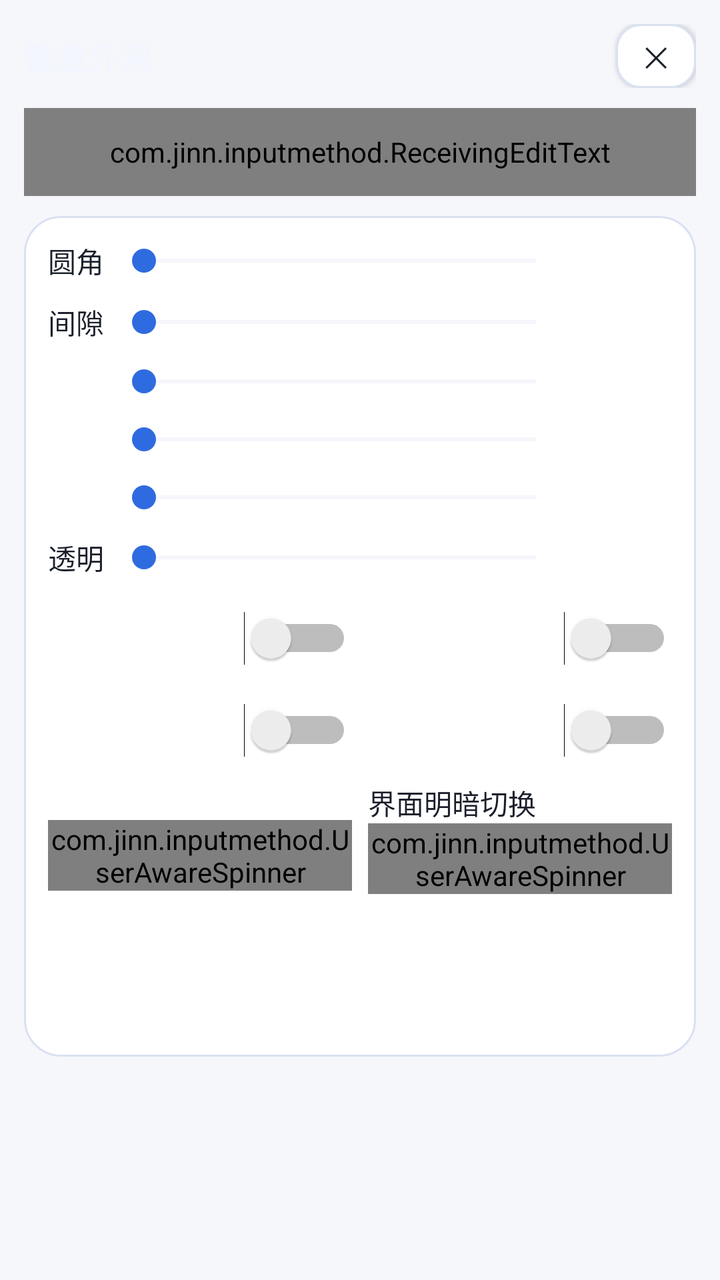
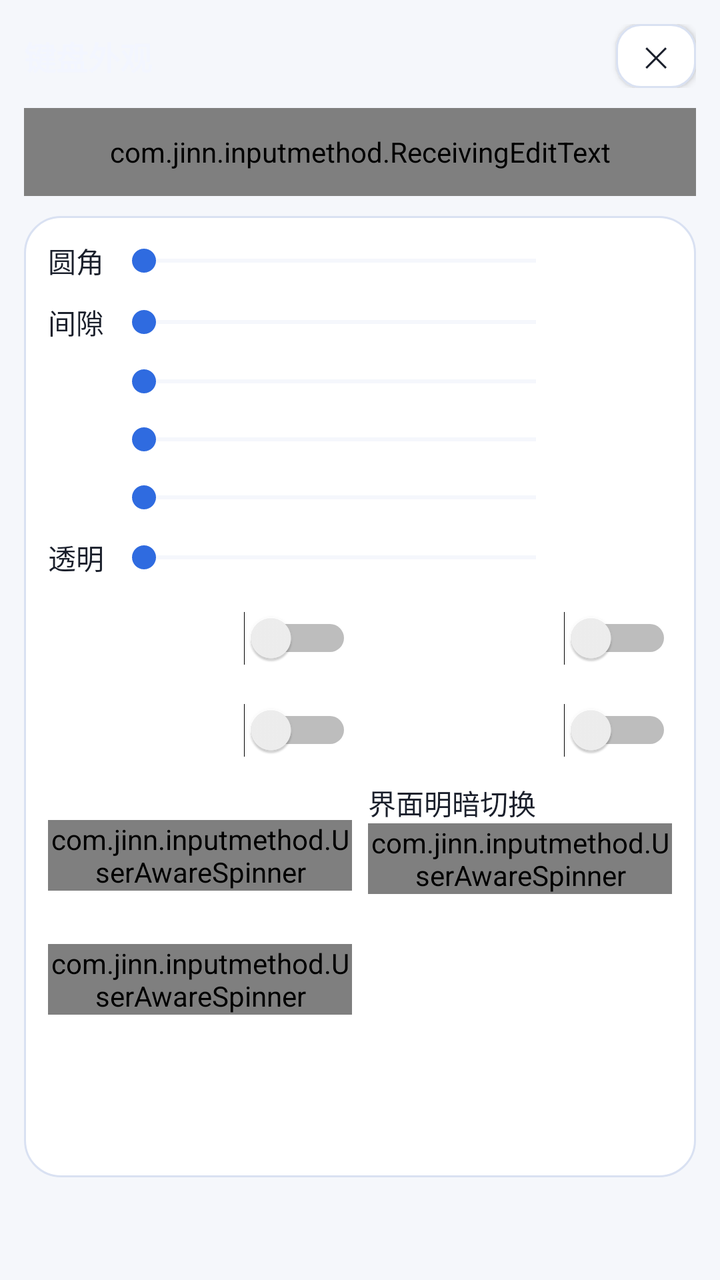

Compare the two renders of this Android layout. The source of the first and the diff that turns it into the second are given below.
<!-- AndroidManifest.xml: application theme AppTheme -->
<!-- res/layout/activity_key_appearance.xml -->
<?xml version="1.0" encoding="utf-8"?>
<ScrollView xmlns:android="http://schemas.android.com/apk/res/android"
    android:layout_width="match_parent"
    android:layout_height="match_parent"
    android:fitsSystemWindows="true"
    android:overScrollMode="never">

    <LinearLayout
        android:layout_width="match_parent"
        android:layout_height="wrap_content"
        android:orientation="vertical"
        android:padding="12dp">

        <LinearLayout
            android:layout_width="match_parent"
            android:layout_height="wrap_content"
            android:gravity="center_vertical"
            android:orientation="horizontal">

            <TextView
                android:id="@+id/text_key_appearance_title"
                android:layout_width="0dp"
                android:layout_height="wrap_content"
                android:layout_weight="1"
                android:text="@string/key_appearance_title"
                android:textColor="@color/key_appearance_fg"
                android:textSize="16sp"
                android:textStyle="bold" />

            <Button
                style="@style/SettingsButton"
                android:id="@+id/btn_key_appearance_close"
                android:layout_width="40dp"
                android:layout_height="32dp"
                android:minWidth="0dp"
                android:paddingStart="0dp"
                android:paddingEnd="0dp"
                android:text="@string/symbol_order_close"
                android:textSize="14sp" />
        </LinearLayout>

        
        <com.jinn.inputmethod.ReceivingEditText
            android:layout_width="match_parent"
            android:layout_height="44dp"
            android:layout_marginTop="10dp"
            android:layout_marginBottom="10dp"
            android:background="@drawable/field_aurora"
            android:hint="@string/settings_ime_test_hint"
            android:importantForAutofill="no"
            android:imeOptions="actionDone"
            android:inputType="text"
            android:maxLines="1"
            android:paddingStart="12dp"
            android:paddingEnd="12dp"
            android:textColor="@color/text_primary"
            android:textColorHint="@color/text_secondary"
            android:textSize="14sp" />

        <LinearLayout
            android:layout_width="match_parent"
            android:layout_height="wrap_content"
            android:background="@drawable/card_aurora"
            android:orientation="vertical"
            android:padding="12dp">

            
            <LinearLayout
                android:layout_width="match_parent"
                android:layout_height="wrap_content"
                android:gravity="center_vertical"
                android:orientation="horizontal">

                <TextView
                    android:id="@+id/label_key_corner"
                    android:layout_width="wrap_content"
                    android:layout_height="wrap_content"
                    android:minWidth="32dp"
                    android:text="@string/key_corner_title"
                    android:textColor="@color/text_primary"
                    android:textSize="14sp" />

                <SeekBar
                    android:id="@+id/seek_key_corner"
                    android:layout_width="0dp"
                    android:layout_height="wrap_content"
                    android:layout_marginStart="0dp"
                    android:layout_weight="1"
                    android:progressBackgroundTint="@color/card_stroke"
                    android:progressTint="@color/accent"
                    android:thumbTint="@color/accent" />

                <TextView
                    android:id="@+id/text_key_corner"
                    android:layout_width="wrap_content"
                    android:layout_height="wrap_content"
                    android:gravity="end"
                    android:minWidth="52dp"
                    android:textColor="@color/accent"
                    android:textSize="13sp" />
            </LinearLayout>

            
            <LinearLayout
                android:layout_width="match_parent"
                android:layout_height="wrap_content"
                android:layout_marginTop="10dp"
                android:gravity="center_vertical"
                android:orientation="horizontal">

                <TextView
                    android:id="@+id/label_key_gap"
                    android:layout_width="wrap_content"
                    android:layout_height="wrap_content"
                    android:minWidth="32dp"
                    android:text="@string/key_gap_title"
                    android:textColor="@color/text_primary"
                    android:textSize="14sp" />

                <SeekBar
                    android:id="@+id/seek_key_gap"
                    android:layout_width="0dp"
                    android:layout_height="wrap_content"
                    android:layout_marginStart="0dp"
                    android:layout_weight="1"
                    android:progressBackgroundTint="@color/card_stroke"
                    android:progressTint="@color/accent"
                    android:thumbTint="@color/accent" />

                <TextView
                    android:id="@+id/text_key_gap"
                    android:layout_width="wrap_content"
                    android:layout_height="wrap_content"
                    android:gravity="end"
                    android:minWidth="52dp"
                    android:textColor="@color/accent"
                    android:textSize="13sp" />
            </LinearLayout>

            
            <LinearLayout
                android:layout_width="match_parent"
                android:layout_height="wrap_content"
                android:layout_marginTop="10dp"
                android:gravity="center_vertical"
                android:orientation="horizontal">

                <TextView
                    android:id="@+id/label_key_height"
                    android:layout_width="wrap_content"
                    android:layout_height="wrap_content"
                    android:minWidth="32dp"
                    android:textColor="@color/text_primary"
                    android:textSize="14sp" />

                <SeekBar
                    android:id="@+id/seek_key_height"
                    android:layout_width="0dp"
                    android:layout_height="wrap_content"
                    android:layout_marginStart="0dp"
                    android:layout_weight="1"
                    android:progressBackgroundTint="@color/card_stroke"
                    android:progressTint="@color/accent"
                    android:thumbTint="@color/accent" />

                <TextView
                    android:id="@+id/text_key_height"
                    android:layout_width="wrap_content"
                    android:layout_height="wrap_content"
                    android:gravity="end"
                    android:minWidth="52dp"
                    android:textColor="@color/accent"
                    android:textSize="13sp" />
            </LinearLayout>

            
            <LinearLayout
                android:layout_width="match_parent"
                android:layout_height="wrap_content"
                android:layout_marginTop="10dp"
                android:gravity="center_vertical"
                android:orientation="horizontal">

                <TextView
                    android:id="@+id/label_candidate_spacing"
                    android:layout_width="wrap_content"
                    android:layout_height="wrap_content"
                    android:minWidth="32dp"
                    android:textColor="@color/text_primary"
                    android:textSize="14sp" />

                <SeekBar
                    android:id="@+id/seek_candidate_spacing"
                    android:layout_width="0dp"
                    android:layout_height="wrap_content"
                    android:layout_marginStart="0dp"
                    android:layout_weight="1"
                    android:progressBackgroundTint="@color/card_stroke"
                    android:progressTint="@color/accent"
                    android:thumbTint="@color/accent" />

                <TextView
                    android:id="@+id/text_candidate_spacing"
                    android:layout_width="wrap_content"
                    android:layout_height="wrap_content"
                    android:gravity="end"
                    android:minWidth="52dp"
                    android:textColor="@color/accent"
                    android:textSize="13sp" />
            </LinearLayout>

            
            <LinearLayout
                android:layout_width="match_parent"
                android:layout_height="wrap_content"
                android:layout_marginTop="10dp"
                android:gravity="center_vertical"
                android:orientation="horizontal">

                <TextView
                    android:id="@+id/label_candidate_text_size"
                    android:layout_width="wrap_content"
                    android:layout_height="wrap_content"
                    android:minWidth="32dp"
                    android:textColor="@color/text_primary"
                    android:textSize="14sp" />

                <SeekBar
                    android:id="@+id/seek_candidate_text_size"
                    android:layout_width="0dp"
                    android:layout_height="wrap_content"
                    android:layout_marginStart="0dp"
                    android:layout_weight="1"
                    android:progressBackgroundTint="@color/card_stroke"
                    android:progressTint="@color/accent"
                    android:thumbTint="@color/accent" />

                <TextView
                    android:id="@+id/text_candidate_text_size"
                    android:layout_width="wrap_content"
                    android:layout_height="wrap_content"
                    android:gravity="end"
                    android:minWidth="52dp"
                    android:textColor="@color/accent"
                    android:textSize="13sp" />
            </LinearLayout>

            
            <LinearLayout
                android:layout_width="match_parent"
                android:layout_height="wrap_content"
                android:layout_marginTop="10dp"
                android:gravity="center_vertical"
                android:orientation="horizontal">

                <TextView
                    android:id="@+id/label_key_transparency"
                    android:layout_width="wrap_content"
                    android:layout_height="wrap_content"
                    android:minWidth="32dp"
                    android:text="@string/key_transparency_title"
                    android:textColor="@color/text_primary"
                    android:textSize="14sp" />

                <SeekBar
                    android:id="@+id/seek_key_transparency"
                    android:layout_width="0dp"
                    android:layout_height="wrap_content"
                    android:layout_marginStart="0dp"
                    android:layout_weight="1"
                    android:progressBackgroundTint="@color/card_stroke"
                    android:progressTint="@color/accent"
                    android:thumbTint="@color/accent" />

                <TextView
                    android:id="@+id/text_key_transparency"
                    android:layout_width="wrap_content"
                    android:layout_height="wrap_content"
                    android:gravity="end"
                    android:minWidth="52dp"
                    android:textColor="@color/accent"
                    android:textSize="13sp" />
            </LinearLayout>

            
            <LinearLayout
                android:layout_width="match_parent"
                android:layout_height="wrap_content"
                android:layout_marginTop="10dp"
                android:baselineAligned="false"
                android:orientation="horizontal">

                <Switch
                    android:id="@+id/switch_letter_uppercase"
                    android:layout_width="0dp"
                    android:layout_height="wrap_content"
                    android:layout_weight="1"
                    android:minHeight="40dp"
                    android:textColor="@color/text_primary"
                    android:textSize="14sp" />

                <Switch
                    android:id="@+id/switch_key_hint"
                    android:layout_width="0dp"
                    android:layout_height="wrap_content"
                    android:layout_marginStart="8dp"
                    android:layout_weight="1"
                    android:minHeight="40dp"
                    android:textColor="@color/text_primary"
                    android:textSize="14sp" />
            </LinearLayout>

            <LinearLayout
                android:layout_width="match_parent"
                android:layout_height="wrap_content"
                android:layout_marginTop="6dp"
                android:baselineAligned="false"
                android:orientation="horizontal">

                <Switch
                    android:id="@+id/switch_pinyin_quanpin"
                    android:layout_width="0dp"
                    android:layout_height="wrap_content"
                    android:layout_weight="1"
                    android:minHeight="40dp"
                    android:textColor="@color/text_primary"
                    android:textSize="14sp" />

                <Switch
                    android:id="@+id/switch_candidate_paging"
                    android:layout_width="0dp"
                    android:layout_height="wrap_content"
                    android:layout_marginStart="8dp"
                    android:layout_weight="1"
                    android:minHeight="40dp"
                    android:textColor="@color/text_primary"
                    android:textSize="14sp" />
            </LinearLayout>

            <LinearLayout
                android:layout_width="match_parent"
                android:layout_height="wrap_content"
                android:layout_marginTop="6dp"
                android:baselineAligned="false"
                android:orientation="horizontal">

                <LinearLayout
                    android:layout_width="0dp"
                    android:layout_height="wrap_content"
                    android:layout_weight="1"
                    android:orientation="vertical">

                    <TextView
                        android:id="@+id/label_candidate_rows"
                        android:layout_width="match_parent"
                        android:layout_height="wrap_content"
                        android:textColor="@color/text_primary"
                        android:textSize="14sp" />

                    <com.jinn.inputmethod.UserAwareSpinner
                        android:id="@+id/spinner_candidate_rows"
                        android:layout_width="match_parent"
                        android:layout_height="wrap_content"
                        android:spinnerMode="dropdown" />
                </LinearLayout>

                <LinearLayout
                    android:layout_width="0dp"
                    android:layout_height="wrap_content"
                    android:layout_marginStart="8dp"
                    android:layout_weight="1"
                    android:orientation="vertical">

                    <TextView
                        android:id="@+id/label_theme_mode"
                        android:layout_width="match_parent"
                        android:layout_height="wrap_content"
                        android:text="@string/theme_card_title"
                        android:textColor="@color/text_primary"
                        android:textSize="14sp" />

                    <com.jinn.inputmethod.UserAwareSpinner
                        android:id="@+id/spinner_theme"
                        android:layout_width="match_parent"
                        android:layout_height="wrap_content"
                        android:spinnerMode="dropdown" />
                </LinearLayout>
            </LinearLayout>

            <LinearLayout
                android:id="@+id/row_theme_schedule"
                android:layout_width="match_parent"
                android:layout_height="wrap_content"
                android:layout_marginTop="6dp"
                android:orientation="horizontal"
                android:visibility="gone">

                <Button
                    style="@style/SettingsButton"
                    android:id="@+id/btn_theme_light_at"
                    android:layout_width="0dp"
                    android:layout_height="wrap_content"
                    android:layout_weight="1"
                    android:minWidth="0dp" />

                <Button
                    style="@style/SettingsButton"
                    android:id="@+id/btn_theme_dark_at"
                    android:layout_width="0dp"
                    android:layout_height="wrap_content"
                    android:layout_marginStart="8dp"
                    android:layout_weight="1"
                    android:minWidth="0dp" />
            </LinearLayout>
            
            
            <LinearLayout
                android:layout_width="match_parent"
                android:layout_height="wrap_content"
                android:layout_marginTop="12dp"
                android:gravity="center_vertical"
                android:orientation="horizontal">

                <TextView
                    android:id="@+id/text_skin_light_title"
                    android:layout_width="wrap_content"
                    android:layout_height="wrap_content"
                    android:textColor="@color/text_primary"
                    android:textSize="13sp"
                    android:textStyle="bold" />

                <TextView
                    android:id="@+id/text_skin_light_desc"
                    android:layout_width="0dp"
                    android:layout_height="wrap_content"
                    android:layout_marginStart="8dp"
                    android:layout_weight="1"
                    android:paddingStart="4dp"
                    android:paddingEnd="4dp"
                    android:textColor="@color/text_primary"
                    android:textSize="12sp" />
            </LinearLayout>

            <LinearLayout
                android:id="@+id/skin_row_light"
                android:layout_width="match_parent"
                android:layout_height="wrap_content"
                android:layout_marginTop="6dp"
                android:orientation="vertical" />

            <LinearLayout
                android:layout_width="match_parent"
                android:layout_height="wrap_content"
                android:layout_marginTop="10dp"
                android:gravity="center_vertical"
                android:orientation="horizontal">

                <TextView
                    android:id="@+id/text_skin_dark_title"
                    android:layout_width="wrap_content"
                    android:layout_height="wrap_content"
                    android:textColor="@color/text_primary"
                    android:textSize="13sp"
                    android:textStyle="bold" />

                <TextView
                    android:id="@+id/text_skin_dark_desc"
                    android:layout_width="0dp"
                    android:layout_height="wrap_content"
                    android:layout_marginStart="8dp"
                    android:layout_weight="1"
                    android:paddingStart="4dp"
                    android:paddingEnd="4dp"
                    android:textColor="@color/text_primary"
                    android:textSize="12sp" />
            </LinearLayout>

            <LinearLayout
                android:id="@+id/skin_row_dark"
                android:layout_width="match_parent"
                android:layout_height="wrap_content"
                android:layout_marginTop="6dp"
                android:orientation="vertical" />

        </LinearLayout>
    </LinearLayout>
</ScrollView>
<!-- resources referenced by this layout -->
<resources>
  <color name="accent">#2F6BE0</color>
  <color name="card_stroke">#D9E1F2</color>
  <color name="key_appearance_fg">#F3F6FF</color>
  <color name="text_primary">#1A1F2B</color>
  <color name="text_secondary">#5A6474</color>
  <!-- drawable card_aurora (drawable) -->
  <?xml version="1.0" encoding="utf-8"?>
  <shape xmlns:android="http://schemas.android.com/apk/res/android"
      android:shape="rectangle">
      <solid android:color="@color/card_bg" />
      <corners android:radius="18dp" />
      <stroke
          android:width="1dp"
          android:color="@color/card_stroke" />
  </shape>
  <!-- drawable field_aurora (drawable) -->
  <?xml version="1.0" encoding="utf-8"?>
  <selector xmlns:android="http://schemas.android.com/apk/res/android">
      <item android:state_focused="true">
          <shape android:shape="rectangle">
              <solid android:color="@color/field_bg" />
              <corners android:radius="12dp" />
              <stroke
                  android:width="1.5dp"
                  android:color="@color/aurora_cyan" />
          </shape>
      </item>
      <item>
          <shape android:shape="rectangle">
              <solid android:color="@color/field_bg" />
              <corners android:radius="12dp" />
              <stroke
                  android:width="1dp"
                  android:color="@color/card_stroke" />
          </shape>
      </item>
  </selector>
  <string name="key_appearance_title">键盘外观</string>
  <string name="key_corner_title">圆角</string>
  <string name="key_gap_title">间隙</string>
  <string name="key_transparency_title">透明</string>
  <string name="settings_ime_test_hint">点这里唤起键盘</string>
  <string name="symbol_order_close">✕</string>
  <string name="theme_card_title">界面明暗切换</string>
  <style name="SettingsButton">
          <item name="android:layout_width">match_parent</item>
          <item name="android:layout_height">40dp</item>
          <item name="android:background">@drawable/btn_aurora_secondary</item>
          <item name="android:textColor">@color/text_primary</item>
          <item name="android:textSize">13sp</item>
          <item name="android:gravity">center</item>
      </style>
  <color name="card_bg">#FFFFFF</color>
  <color name="field_bg">#F1F4FC</color>
  <color name="aurora_cyan">#0A7A90</color>
  <!-- drawable btn_aurora_secondary (drawable) -->
  <?xml version="1.0" encoding="utf-8"?>
  <ripple xmlns:android="http://schemas.android.com/apk/res/android"
      android:color="@color/ripple_on_surface">
      <item>
          <shape android:shape="rectangle">
              <solid android:color="@color/btn_secondary_bg" />
              <corners android:radius="12dp" />
              <stroke
                  android:width="1dp"
                  android:color="@color/card_stroke" />
          </shape>
      </item>
  </ripple>
  <color name="app_bg">#F5F7FB</color>
  <color name="nav_bar">#1A1F2B</color>
  <style name="AppDialogTheme" parent="@android:style/Theme.Material.Light.Dialog.Alert">
          <item name="android:colorAccent">@color/accent</item>
          <item name="android:colorBackground">@color/app_bg</item>
          <item name="android:textColorPrimary">@color/text_primary</item>
          <item name="android:textColorSecondary">@color/text_secondary</item>
      </style>
  <color name="ripple_on_surface">#1A000000</color>
  <color name="btn_secondary_bg">#FFFFFF</color>
  <!-- unchanged entries left out for length: 1 -->
</resources>

<!-- the commit's change to res/layout/activity_key_appearance.xml (unified diff, before → after) -->
@@ -388,6 +388,40 @@
             </LinearLayout>
 
             <LinearLayout
+                android:layout_width="match_parent"
+                android:layout_height="wrap_content"
+                android:layout_marginTop="6dp"
+                android:baselineAligned="false"
+                android:orientation="horizontal">
+
+                <LinearLayout
+                    android:layout_width="0dp"
+                    android:layout_height="wrap_content"
+                    android:layout_weight="1"
+                    android:orientation="vertical">
+
+                    <TextView
+                        android:id="@+id/label_candidate_append"
+                        android:layout_width="match_parent"
+                        android:layout_height="wrap_content"
+                        android:textColor="@color/text_primary"
+                        android:textSize="14sp" />
+
+                    <com.jinn.inputmethod.UserAwareSpinner
+                        android:id="@+id/spinner_candidate_append"
+                        android:layout_width="match_parent"
+                        android:layout_height="wrap_content"
+                        android:spinnerMode="dropdown" />
+                </LinearLayout>
+
+                <View
+                    android:layout_width="0dp"
+                    android:layout_height="1dp"
+                    android:layout_marginStart="8dp"
+                    android:layout_weight="1" />
+            </LinearLayout>
+
+            <LinearLayout
                 android:id="@+id/row_theme_schedule"
                 android:layout_width="match_parent"
                 android:layout_height="wrap_content"
